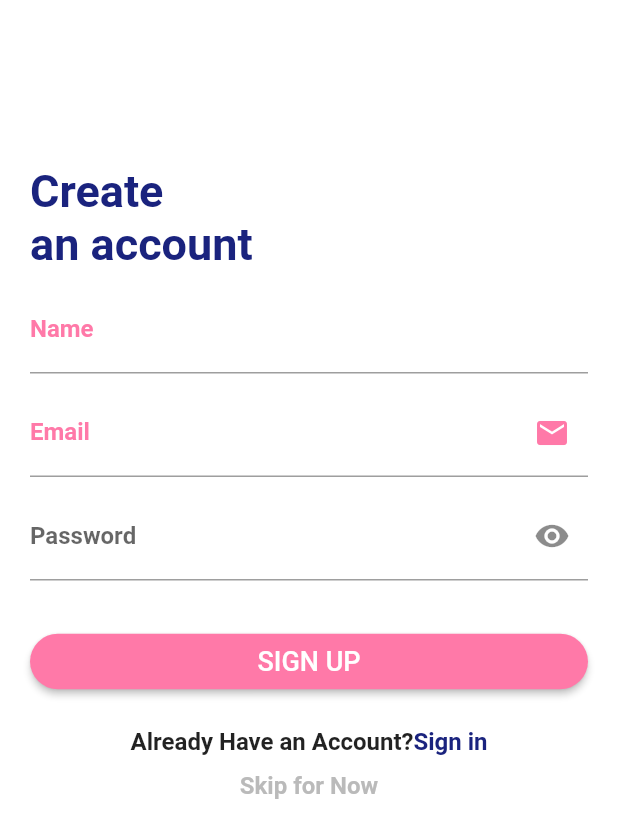
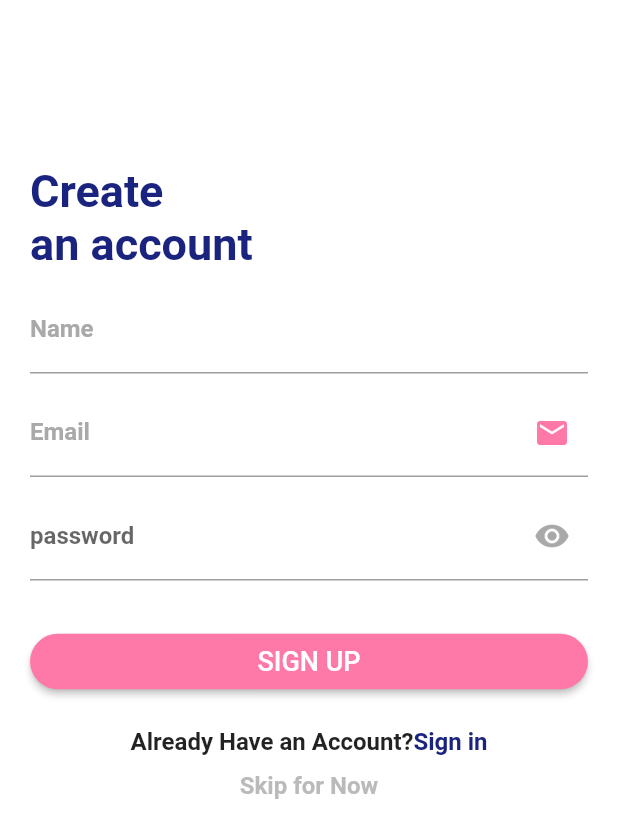
Before and after one commit to jayateerth656/Airticket, a Flutter app: the SignUp screen opened directly, on a phone screen of 412 x 824 dp. Shown: the top 838 px of the screen. Run offline on Flutter 3.47's test engine with Material 2 defaults, Android fonts, the phone set to English and light mode, and no system bars; our stand-ins replace carousel_slider, google_fonts, hexcolor; network calls fail; Roboto replaces fonts that are missing (Spartan).

Commit message:
new file

```diff
--- a/lib/common_properties/colors.dart
+++ b/lib/common_properties/colors.dart
@@ -15,5 +15,8 @@ class Colors1
   static const textSignInColor = Color.fromRGBO(255, 121, 168, 1);
   static const skipNowColor = Color.fromRGBO(186, 186, 186, 1);
   static const white= Color.fromRGBO(255,255,255,0.9);
+  static const name= Color.fromRGBO(169,169,169,1);
+  static const email= Color.fromRGBO(169,169,169,1);
+  static const password= Color.fromRGBO(169,169,169,1);
 
 }
--- a/lib/common_properties/strings.dart
+++ b/lib/common_properties/strings.dart
@@ -15,8 +15,10 @@ class Strings{
   static const String Name = "Name";
   static const String email = "Email";
   static const String Password = "password";
+  static const String login = "Login";
+  static const String Noaccount= "Does not have an account?";
 
-static const String pattern=
+static const String email_pattern=
 r"^[a-zA-Z0-9.!#$%&'*+/=?^_`{|}~-]+@[a-zA-Z0-9](?:[a-zA-Z0-9-]"
 r"{0,253}[a-zA-Z0-9])?(?:\.[a-zA-Z0-9](?:[a-zA-Z0-9-]"
 r"{0,253}[a-zA-Z0-9])?)*$";
--- a/lib/main.dart
+++ b/lib/main.dart
@@ -1,4 +1,5 @@
 import 'package:airticket_app/screens/airSplash.dart';
+import 'package:airticket_app/screens/loginscreen.dart';
 import 'package:airticket_app/screens/sign_up.dart';
 import 'package:airticket_app/screens/startBooking.dart';
 import 'package:flutter/material.dart';
@@ -29,7 +30,7 @@ class MyApp extends StatelessWidget {
         // closer together (more dense) than on mobile platforms.
         visualDensity: VisualDensity.adaptivePlatformDensity,
       ),
-      home:  SignUp(),
+      home: LoginScreen(),
     );
   }
 }
--- a/lib/screens/sign_up.dart
+++ b/lib/screens/sign_up.dart
@@ -11,7 +11,7 @@ import 'package:google_fonts/google_fonts.dart';
 
 
 
-class SignUp extends StatefulWidget {
+class SignUp extends StatefulWidget {                                                    //stateful because we have set state
   @override
   _SignUpState createState() => _SignUpState();
 }
@@ -25,7 +25,7 @@ class _SignUpState extends State<SignUp> {
 
   bool _isHidden = true;
 
-  void _togglePasswordView() {
+  void _togglePasswordView() {                                                     //to show password status
     setState(() {
       _isHidden = !_isHidden;
     });
@@ -42,20 +42,22 @@ class _SignUpState extends State<SignUp> {
               Padding(
                 padding: EdgeInsets.only(
                     top: 80.0, bottom: 20.0, left: 20.0, right: 20.0),
-                child: Form(
+                child: Form(                                                     //form helps to validate multiple fields its similar to container
                   key: _formKey,
                   child: Column(
                     crossAxisAlignment: CrossAxisAlignment.stretch,
                     mainAxisAlignment: MainAxisAlignment.spaceBetween,
                     children: [
-                      SizedBox(height: 30),
+                      SpacerClass(),
+                      SpacerClass(),
+                      SpacerClass(),
                       Column(
                         crossAxisAlignment: CrossAxisAlignment.start,
                         children: [
                           Text(
-                      Strings. create_account,
+                      Strings. create_account,                                      //calling string from common class
                             style: GoogleFonts.spartan(
-                                color: Colors1.createAccountColor,
+                                color: Colors1.createAccountColor,                  //accessing color from color class
                                 fontSize: 30,
                                 fontWeight: FontWeight.bold),
                           ),
@@ -75,7 +77,7 @@ class _SignUpState extends State<SignUp> {
                             keyboardType: TextInputType.name,
                             validator: (name) {
                               Pattern pattern =
-                                  Strings.name_pattern;
+                                  Strings.name_pattern;                               //calling name pattern from strings
                                   // r'^[A-Za-z0-9]+(?:[ _-][A-Za-z0-9]+)*$';
                               RegExp regex = new RegExp(pattern);
                               if (!regex.hasMatch(name))
@@ -95,17 +97,17 @@ class _SignUpState extends State<SignUp> {
                             },
                             decoration: InputDecoration(
                                 // hintText: 'Name',
-                                labelText: 'Name',
+                                labelText: Strings.Name,
                                 labelStyle: TextStyle(
-                                    color: Colors1. mailIconColor,
+                                    color: Colors1.name,
                                     fontWeight: FontWeight.bold)),
                           ),
-                          SizedBox(height: 10.0),
+                          SpacerClass(),                                                //accessing sized box
                           TextFormField(
                             focusNode: _emailFocusNode,
                             keyboardType: TextInputType.emailAddress,
                             validator: (email) {
-                              Pattern pattern = Strings.pattern;
+                              Pattern pattern = Strings.email_pattern;        // getting email pattern
                               RegExp regex = new RegExp(pattern);
                               if (!regex.hasMatch(email))
                                 return 'Invalid Email';
@@ -123,9 +125,9 @@ class _SignUpState extends State<SignUp> {
                               }
                             },
                             decoration: InputDecoration(
-                              labelText: 'Email',
+                              labelText: Strings.email,
                               labelStyle: TextStyle(
-                                  color: Colors1. mailIconColor,
+                                  color: Colors1.email,
                                   fontWeight: FontWeight.bold),
 
                               suffixIcon: InkWell(
@@ -143,11 +145,11 @@ class _SignUpState extends State<SignUp> {
                           ),
                           SizedBox(height: 10.0),
                           TextFormField(
-                            obscureText: _isHidden,
+                            obscureText: _isHidden,                                           //hides the text
                             keyboardType: TextInputType.visiblePassword,
                             validator: (password) {
                               Pattern pattern =
-                                  Strings.password_pattern;
+                                  Strings.password_pattern;                                              //password pattern
                                   // r'^(?=.*?[A-Z])(?=.*?[a-z])(?=.*?[0-9])(?=.*?[!@#\$&*~]).{8,}$';
                               RegExp regex = new RegExp(pattern);
                               if (!regex.hasMatch(password))
@@ -163,7 +165,7 @@ class _SignUpState extends State<SignUp> {
                               }
                             },
                             decoration: InputDecoration(
-                              labelText: 'Password',
+                              labelText: Strings.Password,
                               labelStyle: TextStyle(
                                   // color: CustomizedColors.emailtitle,
                                   fontWeight: FontWeight.bold),
@@ -173,9 +175,9 @@ class _SignUpState extends State<SignUp> {
                                   },
                                   child: Icon(
                                     _isHidden
-                                        ? Icons.visibility
+                                        ? Icons.visibility                                   //based on password visibility select the state
                                         : Icons.visibility_off,
-                                    // color: CustomizedColors.emailtitle,
+                                    color: Colors1.email,
                                   )
 
                                 // errorText: wrongPassword ? passwordText : null,
@@ -183,7 +185,7 @@ class _SignUpState extends State<SignUp> {
                               ),
                             ),
                           ),
-                          SizedBox(height: 10.0),
+                          SpacerClass(),
                         ],
                       ),
                       SpacerClass(),
@@ -226,7 +228,7 @@ class _SignUpState extends State<SignUp> {
                           mainAxisAlignment: MainAxisAlignment.center,
                           children: [
                             Text(
-                              Strings. SKIP,
+                              Strings.SKIP,
                               style: TextStyle(
                                   fontSize: 16.0,
                                color:   Colors1.skipNowColor,
```
Also changed, not shown: lib/screens/loginscreen.dart (added, +279 -0 lines).
